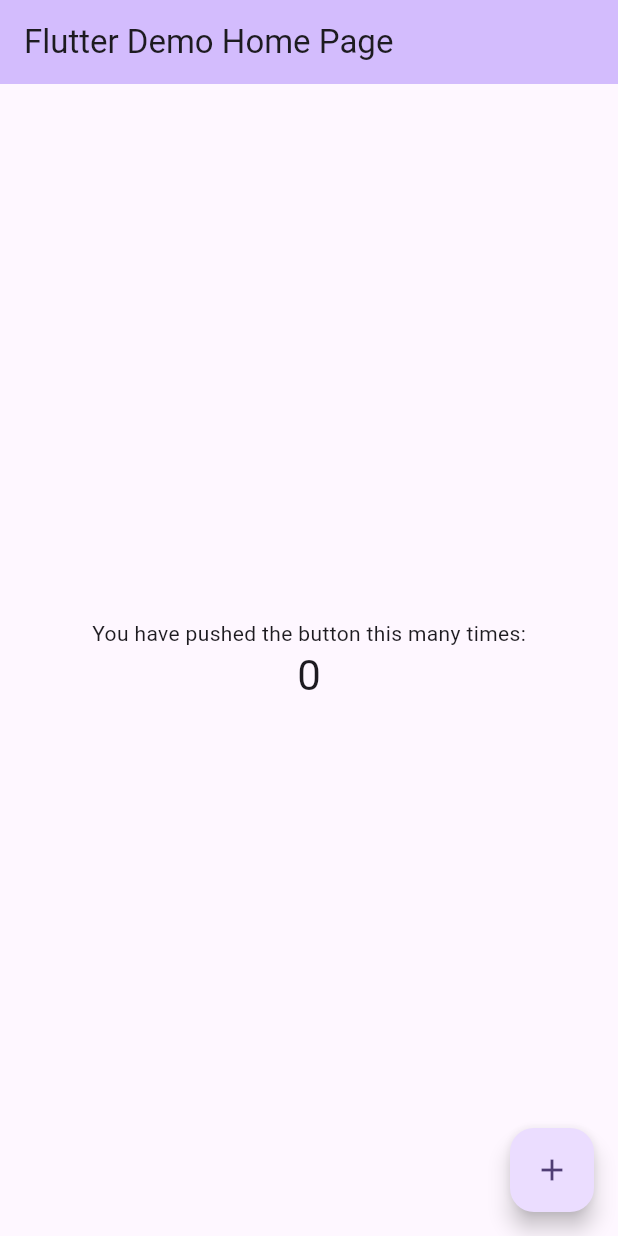
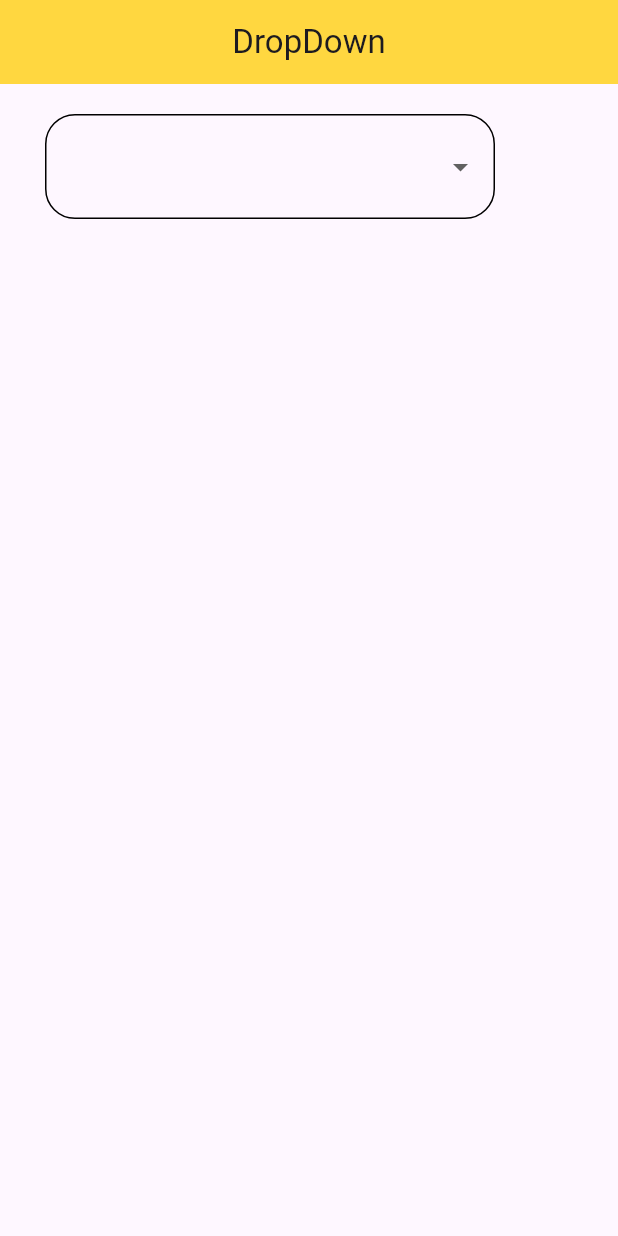
Before and after one commit to Aamirkhan55/drop_down, a Flutter app: the screen it shows after launch, on a phone screen of 412 x 824 dp. Run offline on Flutter 3.47's test engine with Material 2 defaults, Android fonts, the phone set to English and light mode, and no system bars.

Commit message:
DropDown

```diff
--- a/lib/main.dart
+++ b/lib/main.dart
@@ -1,3 +1,4 @@
+import 'package:drop_down/screens/home_screen.dart';
 import 'package:flutter/material.dart';
 
 void main() {
@@ -7,119 +8,19 @@ void main() {
 class MyApp extends StatelessWidget {
   const MyApp({super.key});
 
-  // This widget is the root of your application.
   @override
   Widget build(BuildContext context) {
     return MaterialApp(
-      title: 'Flutter Demo',
+      debugShowCheckedModeBanner: false,
+      title: 'Drop Down',
       theme: ThemeData(
-        // This is the theme of your application.
-        //
-        // TRY THIS: Try running your application with "flutter run". You'll see
-        // the application has a blue toolbar. Then, without quitting the app,
-        // try changing the seedColor in the colorScheme below to Colors.green
-        // and then invoke "hot reload" (save your changes or press the "hot
-        // reload" button in a Flutter-supported IDE, or press "r" if you used
-        // the command line to start the app).
-        //
-        // Notice that the counter didn't reset back to zero; the application
-        // state is not lost during the reload. To reset the state, use hot
-        // restart instead.
-        //
-        // This works for code too, not just values: Most code changes can be
-        // tested with just a hot reload.
-        colorScheme: ColorScheme.fromSeed(seedColor: Colors.deepPurple),
+        primaryColor: Colors.amber,
+        appBarTheme: const AppBarTheme(
+          backgroundColor: Colors.amberAccent,
+        ),
         useMaterial3: true,
       ),
-      home: const MyHomePage(title: 'Flutter Demo Home Page'),
+      home: const HomeScreen(),
     );
   }
 }
-
-class MyHomePage extends StatefulWidget {
-  const MyHomePage({super.key, required this.title});
-
-  // This widget is the home page of your application. It is stateful, meaning
-  // that it has a State object (defined below) that contains fields that affect
-  // how it looks.
-
-  // This class is the configuration for the state. It holds the values (in this
-  // case the title) provided by the parent (in this case the App widget) and
-  // used by the build method of the State. Fields in a Widget subclass are
-  // always marked "final".
-
-  final String title;
-
-  @override
-  State<MyHomePage> createState() => _MyHomePageState();
-}
-
-class _MyHomePageState extends State<MyHomePage> {
-  int _counter = 0;
-
-  void _incrementCounter() {
-    setState(() {
-      // This call to setState tells the Flutter framework that something has
-      // changed in this State, which causes it to rerun the build method below
-      // so that the display can reflect the updated values. If we changed
-      // _counter without calling setState(), then the build method would not be
-      // called again, and so nothing would appear to happen.
-      _counter++;
-    });
-  }
-
-  @override
-  Widget build(BuildContext context) {
-    // This method is rerun every time setState is called, for instance as done
-    // by the _incrementCounter method above.
-    //
-    // The Flutter framework has been optimized to make rerunning build methods
-    // fast, so that you can just rebuild anything that needs updating rather
-    // than having to individually change instances of widgets.
-    return Scaffold(
-      appBar: AppBar(
-        // TRY THIS: Try changing the color here to a specific color (to
-        // Colors.amber, perhaps?) and trigger a hot reload to see the AppBar
-        // change color while the other colors stay the same.
-        backgroundColor: Theme.of(context).colorScheme.inversePrimary,
-        // Here we take the value from the MyHomePage object that was created by
-        // the App.build method, and use it to set our appbar title.
-        title: Text(widget.title),
-      ),
-      body: Center(
-        // Center is a layout widget. It takes a single child and positions it
-        // in the middle of the parent.
-        child: Column(
-          // Column is also a layout widget. It takes a list of children and
-          // arranges them vertically. By default, it sizes itself to fit its
-          // children horizontally, and tries to be as tall as its parent.
-          //
-          // Column has various properties to control how it sizes itself and
-          // how it positions its children. Here we use mainAxisAlignment to
-          // center the children vertically; the main axis here is the vertical
-          // axis because Columns are vertical (the cross axis would be
-          // horizontal).
-          //
-          // TRY THIS: Invoke "debug painting" (choose the "Toggle Debug Paint"
-          // action in the IDE, or press "p" in the console), to see the
-          // wireframe for each widget.
-          mainAxisAlignment: MainAxisAlignment.center,
-          children: <Widget>[
-            const Text(
-              'You have pushed the button this many times:',
-            ),
-            Text(
-              '$_counter',
-              style: Theme.of(context).textTheme.headlineMedium,
-            ),
-          ],
-        ),
-      ),
-      floatingActionButton: FloatingActionButton(
-        onPressed: _incrementCounter,
-        tooltip: 'Increment',
-        child: const Icon(Icons.add),
-      ), // This trailing comma makes auto-formatting nicer for build methods.
-    );
-  }
-}
--- a/lib/screens/home_screen.dart
+++ b/lib/screens/home_screen.dart
@@ -0,0 +1,52 @@
+import 'package:flutter/material.dart';
+
+class HomeScreen extends StatefulWidget {
+  const HomeScreen({super.key});
+
+  @override
+  State<HomeScreen> createState() => _HomeScreenState();
+}
+
+class _HomeScreenState extends State<HomeScreen> {
+
+  static List<String> items = ["item1", 'item2', "item3", "item4"];
+  String? dropdownValue ;
+
+  @override
+  Widget build(BuildContext context) {
+    return Scaffold(
+      appBar: AppBar(
+        centerTitle: true,
+        title: const Text('DropDown'),
+      ),
+      body: Padding(
+        padding: const EdgeInsets.symmetric(vertical: 20),
+        child: Container(
+          width: 300,
+          margin: const EdgeInsets.symmetric(horizontal: 30),
+          decoration: BoxDecoration(
+            border: Border.all(),
+            borderRadius: BorderRadius.circular(20)
+          ),
+          padding: const EdgeInsets.all(10),
+          child: DropdownButtonHideUnderline(
+            child: DropdownButton(
+              isExpanded: true,
+              value: dropdownValue,
+              items: items.map((e)
+               => DropdownMenuItem(
+                value: e,
+                child: Text(e)
+                )).toList(),
+              onChanged: (e) {
+                setState(() {
+                  dropdownValue = e;
+                });
+              },
+              ),
+          ),
+        ),
+      ) ,
+    );
+  }
+}
```
